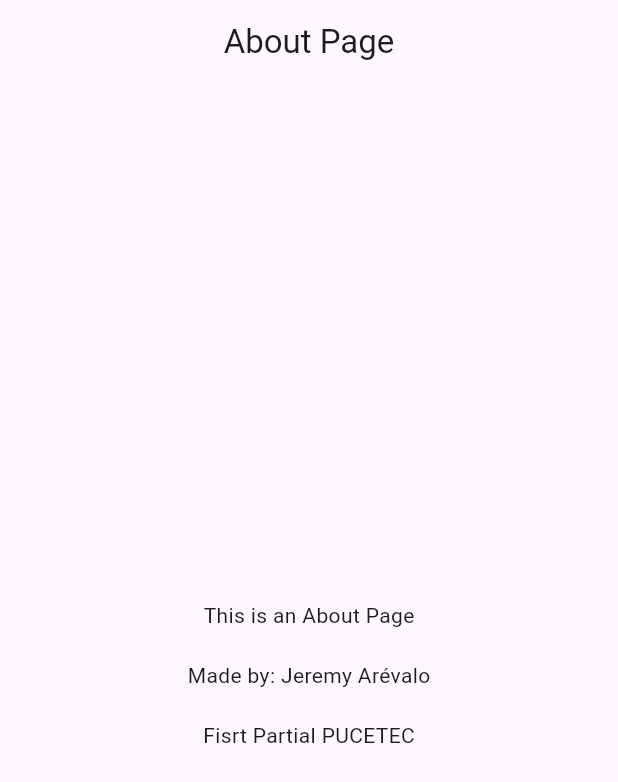
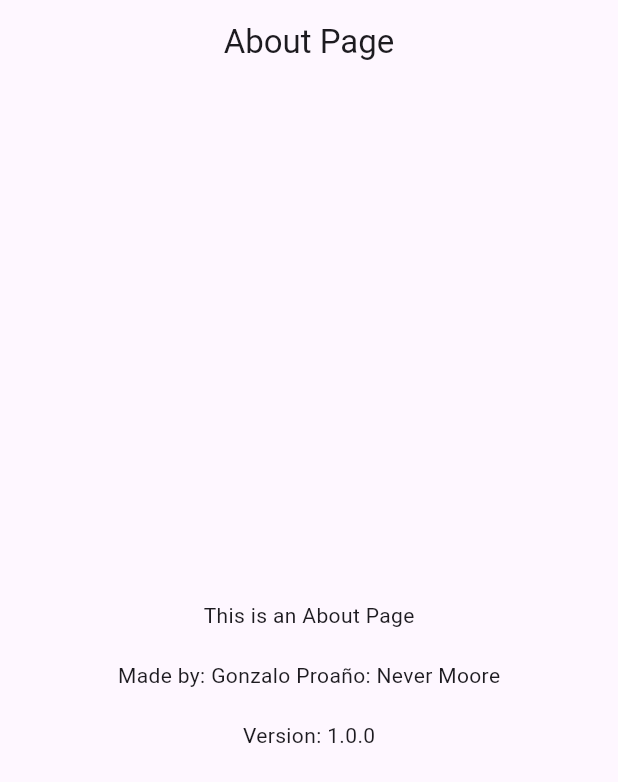
Before and after one commit to NeverMoore26/rev_2_gonzalo, a Flutter app: the AboutPage screen opened by its route, on a phone screen of 412 x 824 dp. Shown: the top 782 px of the screen. Run offline on Flutter 3.47's test engine with Material 3 defaults, Android fonts, the phone set to English and light mode, and no system bars; our stand-ins replace go_router.

Commit message:
Commit parcial1

```diff
--- a/lib/pages/about_page.dart
+++ b/lib/pages/about_page.dart
@@ -17,9 +17,9 @@ class AboutPage extends StatelessWidget {
             SizedBox(height: 20),
             Text('This is an About Page'),
             SizedBox(height: 20),
-            Text('Made by: Jeremy Arévalo'),
+            Text('Made by: Gonzalo Proaño: Never Moore'),
             SizedBox(height: 20),
-            Text('Fisrt Partial PUCETEC'),
+            Text('Version: 1.0.0'),
           ],
         ),
       ),
```
